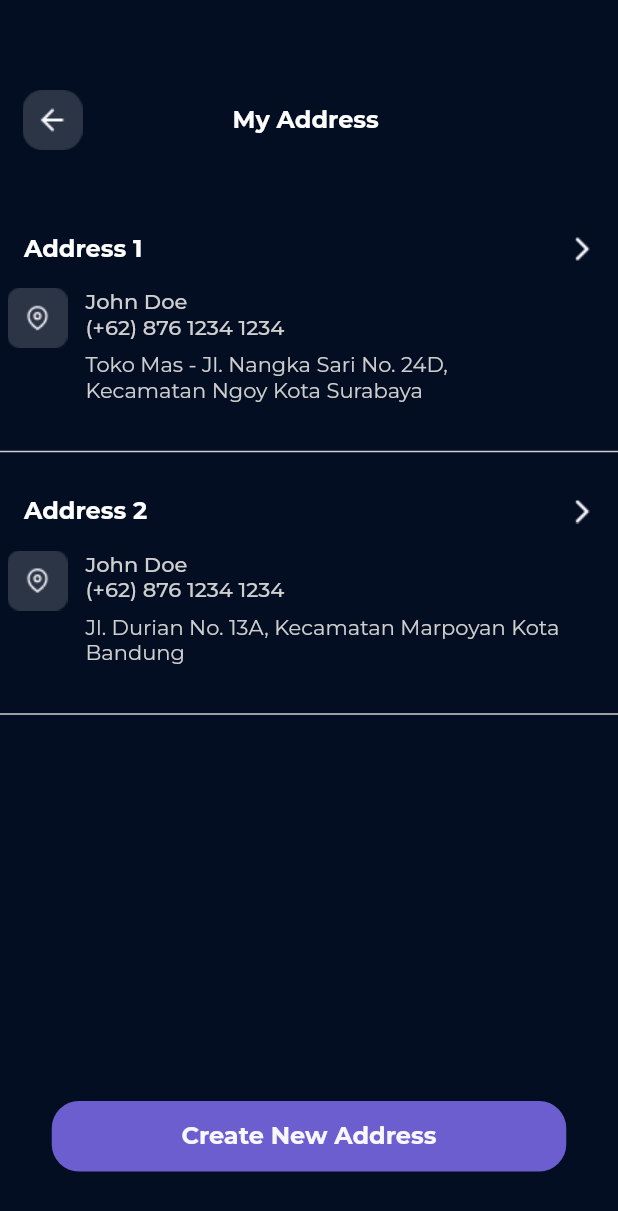
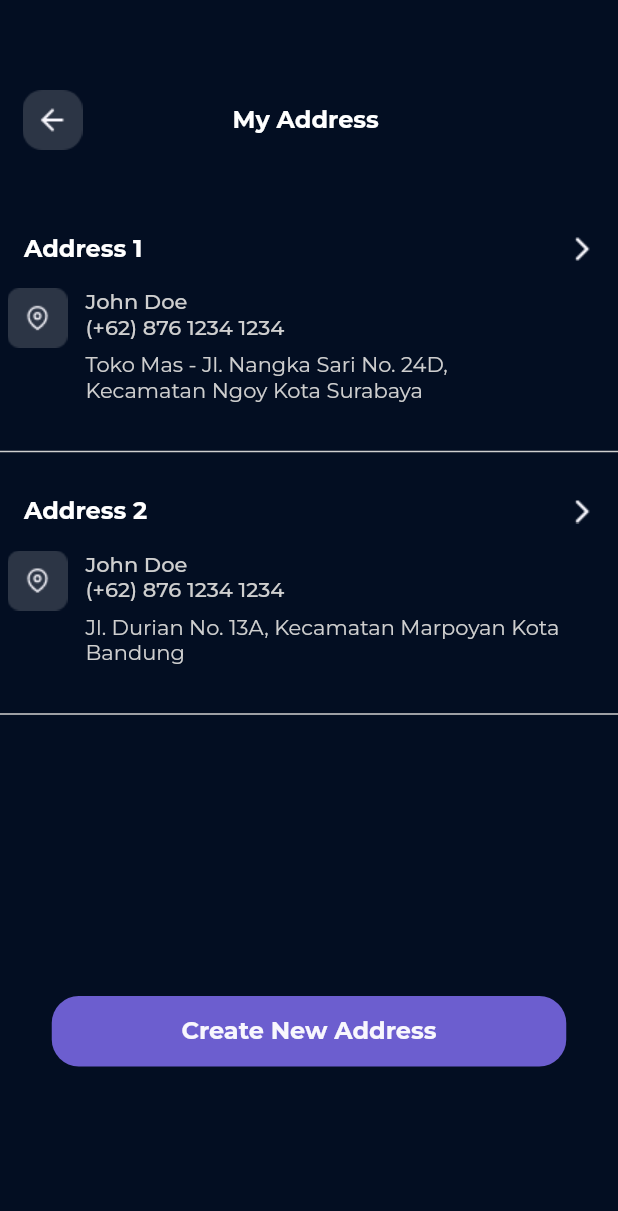
Before and after one commit to mastamdev/Ecommerce_App, a Flutter app: the CreateAddress screen opened directly, on a phone screen of 412 x 824 dp. Shown: the top 1211 px of the screen. Run offline on Flutter 3.47's test engine with Material 2 defaults, Android fonts, the phone set to English and light mode, and no system bars; our stand-ins replace google_fonts.

Commit message:
E-Commerce Dummy

```diff
--- a/lib/pages/create_address.dart
+++ b/lib/pages/create_address.dart
@@ -194,7 +194,7 @@ class CreateAddress extends StatelessWidget {
             thickness: 1,
           ),
           SizedBox(
-            height: 250,
+            height: 180,
           ),
           Container(
             width: 343,
```
Also changed, not shown: lib/pages/edit_profile.dart (+17 -4 lines), 2 other files.
